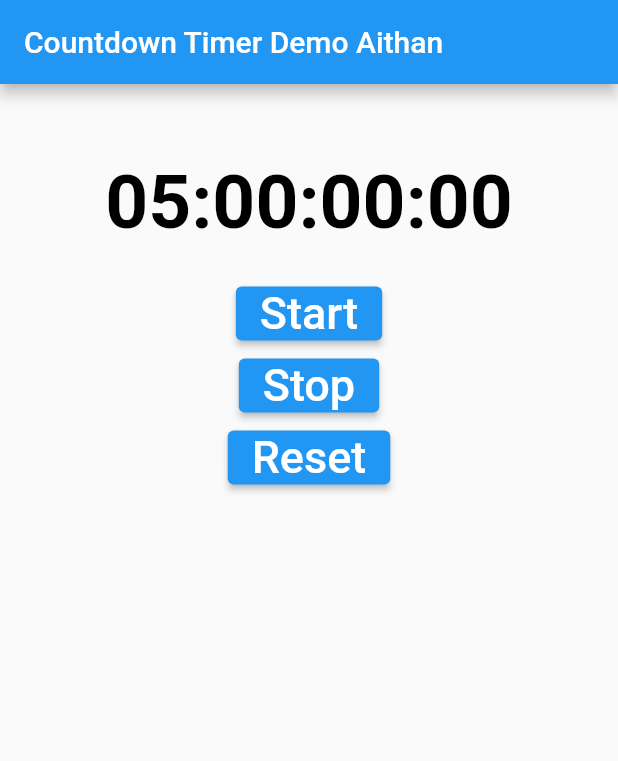
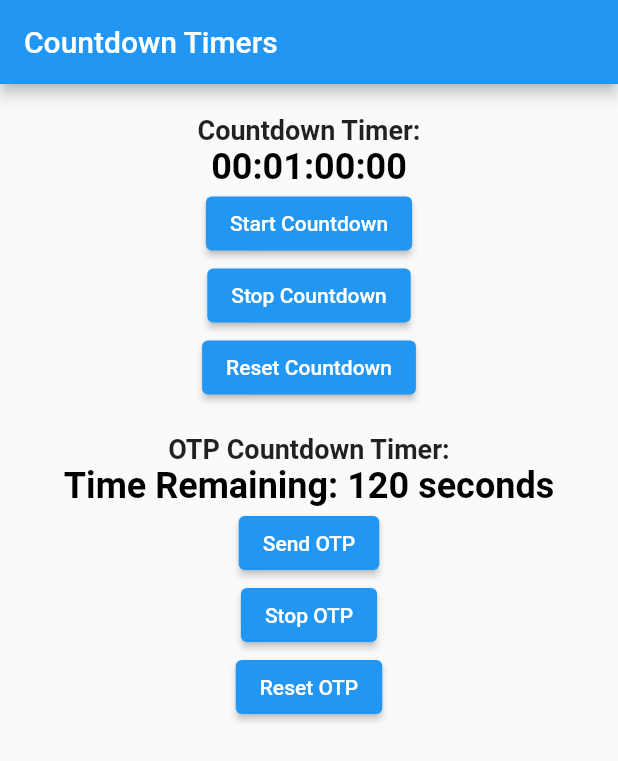
Before and after one commit to AEG14/countdown_timer_gimenez_practice, a Flutter app: the screen it shows after launch, on a phone screen of 412 x 824 dp. Shown: the top 761 px of the screen. Run offline on Flutter 3.47's test engine with Material 2 defaults, Android fonts, the light colour scheme and no system bars.

Commit message:
Incorporating both normal and otp style countdown

```diff
--- a/lib/main.dart
+++ b/lib/main.dart
@@ -13,42 +13,63 @@ class CountdownTimerDemo extends StatefulWidget {
 }
 
 class _CountdownTimerDemoState extends State<CountdownTimerDemo> {
-  // Step 2
   Timer? countdownTimer;
-  Duration myDuration = Duration(days: 5);
+  Timer? otpTimer;
+  Duration countdownDuration = Duration(hours: 1); //Duration(days: 5);
+  Duration otpDuration = Duration(minutes: 2);
 
   @override
   void initState() {
     super.initState();
   }
 
-  /// Timer related methods ///
-  // Step 3
-  void startTimer() {
+  void startCountdownTimer() {
     countdownTimer =
-        Timer.periodic(Duration(seconds: 1), (_) => setCountDown());
+        Timer.periodic(Duration(seconds: 1), (_) => setCountdown());
   }
 
-  // Step 4
-  void stopTimer() {
-    setState(() => countdownTimer!.cancel());
+  void stopCountdownTimer() {
+    setState(() => countdownTimer?.cancel());
   }
 
-  // Step 5
-  void resetTimer() {
-    stopTimer();
-    setState(() => myDuration = Duration(days: 5));
+  void resetCountdownTimer() {
+    stopCountdownTimer();
+    setState(() => countdownDuration = Duration(hours: 1));
   }
 
-  // Step 6
-  void setCountDown() {
+  void setCountdown() {
     final reduceSecondsBy = 1;
     setState(() {
-      final seconds = myDuration.inSeconds - reduceSecondsBy;
+      final seconds = countdownDuration.inSeconds - reduceSecondsBy;
       if (seconds < 0) {
-        countdownTimer!.cancel();
+        countdownTimer?.cancel();
       } else {
-        myDuration = Duration(seconds: seconds);
+        countdownDuration = Duration(seconds: seconds);
+      }
+    });
+  }
+
+  void startOtpTimer() {
+    otpTimer = Timer.periodic(Duration(seconds: 1), (_) => setOtpCountdown());
+  }
+
+  void stopOtpTimer() {
+    setState(() => otpTimer?.cancel());
+  }
+
+  void resetOtpTimer() {
+    stopOtpTimer();
+    setState(() => otpDuration = Duration(minutes: 2));
+  }
+
+  void setOtpCountdown() {
+    final reduceSecondsBy = 1;
+    setState(() {
+      final seconds = otpDuration.inSeconds - reduceSecondsBy;
+      if (seconds < 0) {
+        otpTimer?.cancel();
+      } else {
+        otpDuration = Duration(seconds: seconds);
       }
     });
   }
@@ -56,62 +77,83 @@ class _CountdownTimerDemoState extends State<CountdownTimerDemo> {
   @override
   Widget build(BuildContext context) {
     String strDigits(int n) => n.toString().padLeft(2, '0');
-    final days = strDigits(myDuration.inDays); // <-- Step 7
-    final hours = strDigits(myDuration.inHours.remainder(24));
-    final minutes = strDigits(myDuration.inMinutes.remainder(60));
-    final seconds = strDigits(myDuration.inSeconds.remainder(60));
+    final countdownDays = strDigits(countdownDuration.inDays);
+    final countdownHours = strDigits(countdownDuration.inHours.remainder(24));
+    final countdownMinutes =
+        strDigits(countdownDuration.inMinutes.remainder(60));
+    final countdownSeconds =
+        strDigits(countdownDuration.inSeconds.remainder(60));
+
+    final otpSeconds = strDigits(otpDuration.inSeconds);
 
     return Scaffold(
       appBar: AppBar(
-        title: Text('Countdown Timer Demo Aithan'),
+        title: Text('Countdown Timers'),
       ),
       body: Center(
         child: Column(
           children: [
             SizedBox(
-              height: 50,
+              height: 20,
+            ),
+            // NORMAL COUNTDOWN PART ----------------------------------------------------
+            Text(
+              'Countdown Timer:',
+              style: TextStyle(
+                fontSize: 18,
+                fontWeight: FontWeight.bold,
+              ),
             ),
             Text(
-              '$days:$hours:$minutes:$seconds',
+              '$countdownDays:$countdownHours:$countdownMinutes:$countdownSeconds',
               style: TextStyle(
                 fontWeight: FontWeight.bold,
                 color: Colors.black,
-                fontSize: 50,
-              ),
-            ),
-            SizedBox(height: 20),
-            ElevatedButton(
-              onPressed: startTimer,
-              child: Text(
-                'Start',
-                style: TextStyle(
-                  fontSize: 30,
-                ),
+                fontSize: 24,
               ),
             ),
             ElevatedButton(
-              onPressed: () {
-                if (countdownTimer == null || countdownTimer!.isActive) {
-                  stopTimer();
-                }
-              },
-              child: Text(
-                'Stop',
-                style: TextStyle(
-                  fontSize: 30,
-                ),
+              onPressed: startCountdownTimer,
+              child: Text('Start Countdown'),
+            ),
+            ElevatedButton(
+              onPressed: stopCountdownTimer,
+              child: Text('Stop Countdown'),
+            ),
+            ElevatedButton(
+              onPressed: resetCountdownTimer,
+              child: Text('Reset Countdown'),
+            ),
+            SizedBox(
+              height: 20,
+            ),
+            // OTP PART ----------------------------------------------------------
+            Text(
+              'OTP Countdown Timer:',
+              style: TextStyle(
+                fontSize: 18,
+                fontWeight: FontWeight.bold,
+              ),
+            ),
+            Text(
+              'Time Remaining: $otpSeconds seconds',
+              style: TextStyle(
+                fontWeight: FontWeight.bold,
+                color: Colors.black,
+                fontSize: 24,
               ),
             ),
             ElevatedButton(
-              onPressed: () {
-                resetTimer();
-              },
-              child: Text(
-                'Reset',
-                style: TextStyle(
-                  fontSize: 30,
-                ),
-              ),
+              onPressed: startOtpTimer,
+              child: Text('Send OTP'),
+            ),
+            ElevatedButton(
+              onPressed: stopOtpTimer,
+              child: Text('Stop OTP'),
+            ),
+            ElevatedButton(
+              onPressed: resetOtpTimer,
+              child: Text('Reset OTP'),
             ),
           ],
         ),
```
